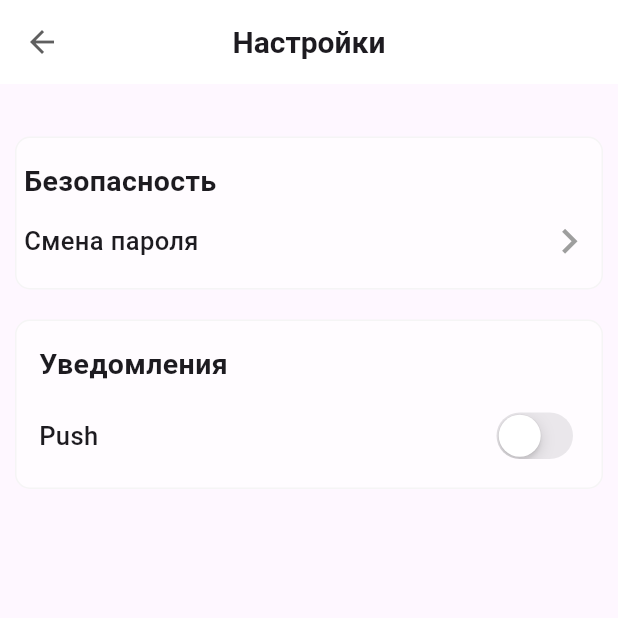
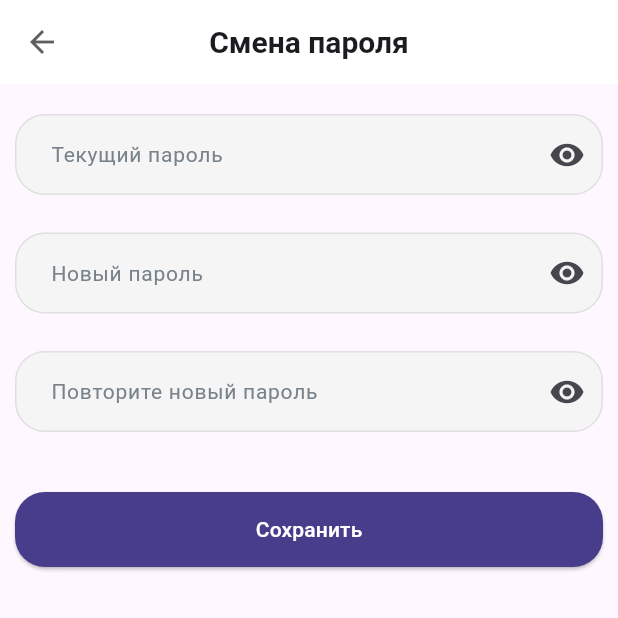
Before and after one commit to eminowam/wellness_mobile, a Flutter app: the SettingsScreen screen opened directly, after a tap on "Безопасность", on a phone screen of 412 x 824 dp, the top half of it. Run offline on Flutter 3.47's test engine with Material 3 defaults, Android fonts, the phone set to English and light mode, and no system bars; our stand-ins replace shared_preferences; missing offline and left inert: flutter_verification_code; accounts and stored records are empty.

Commit message:
changes in customTextField

```diff
--- a/lib/configs/style.dart
+++ b/lib/configs/style.dart
@@ -9,7 +9,7 @@ class AppStyle{
       fontSize: 14, color: Color(0xff78828A), fontWeight: FontWeight.w400);
 
   static const forgotPassword = TextStyle(
-      color: customButtonColor, fontSize: 12, fontWeight: FontWeight.w600);
+      color: bottomColor, fontSize: 12, fontWeight: FontWeight.w600);
 
   static const textAuthStyle = TextStyle(
       fontSize: 12, color: Color(0xff465058), fontWeight: FontWeight.w500);
--- a/lib/pages/main_screen/notification_screen.dart
+++ b/lib/pages/main_screen/notification_screen.dart
@@ -6,7 +6,8 @@ class NotificationScreen extends StatelessWidget {
 
   @override
   Widget build(BuildContext context) {
-    return AppScaffold( title: 'Уведомления',
+    return AppScaffold(
+        title: 'Уведомления',
         icon2: Icons.arrow_back,
         onPressed2: (){
       Navigator.pop(context);
--- /dev/null
+++ b/lib/pages/profile/screens/regret_password.dart
@@ -0,0 +1,96 @@
+import 'package:flutter/material.dart';
+import 'package:wellness_mobile/pages/widgets/app_scaffold/app_scaffold.dart';
+import 'package:wellness_mobile/pages/widgets/utils/custom_button.dart';
+import 'package:wellness_mobile/pages/widgets/utils/custom_textfield.dart';
+
+class RegretPassword extends StatefulWidget {
+  const RegretPassword({super.key});
+
+  @override
+  State<RegretPassword> createState() => _RegretPasswordState();
+}
+
+class _RegretPasswordState extends State<RegretPassword> {
+  bool passanable1 = true;
+  bool passanable2 = true;
+  bool passanable3 = true;
+
+  @override
+  Widget build(BuildContext context) {
+    return AppScaffold(
+      title: 'Смена пароля',
+      icon2: Icons.arrow_back,
+      onPressed2: () {
+        Navigator.pop(context);
+      },
+      child: Padding(
+        padding: EdgeInsets.symmetric(horizontal: 10, vertical: 15),
+        child: Column(
+          children: [
+            CustomTextField(
+              maxLines: 1,
+              obscureText: passanable1,
+              onChanged: (value) {
+                setState(() {
+                  // password = value;
+                });
+              },
+              textInputType: TextInputType.visiblePassword,
+              title: "Текущий пароль",
+              icon: passanable1 ? Icons.visibility : Icons.visibility_off,
+              onPressed: () {
+                setState(() {
+                  passanable1 = !passanable1;
+                });
+              },
+            ),
+            const SizedBox(height: 15),
+            CustomTextField(
+              maxLines: 1,
+              obscureText: passanable2,
+              onChanged: (value) {
+                setState(() {
+                  // password = value;
+                });
+              },
+              textInputType: TextInputType.visiblePassword,
+              title: "Новый пароль",
+              icon: passanable2 ? Icons.visibility : Icons.visibility_off,
+              onPressed: () {
+                setState(() {
+                  passanable2 = !passanable2;
+                });
+              },
+            ),
+            const SizedBox(height: 15),
+            CustomTextField(
+              maxLines: 1,
+              obscureText: passanable3,
+              onChanged: (value) {
+                setState(() {
+                  // password = value;
+                });
+              },
+              textInputType: TextInputType.visiblePassword,
+              title: "Повторите новый пароль",
+              icon: passanable3 ? Icons.visibility : Icons.visibility_off,
+              onPressed: () {
+                setState(() {
+                  passanable3 = !passanable3;
+                });
+              },
+            ),
+            const SizedBox(
+              height: 35,
+            ),
+            CustomButton(
+                title: 'Сохранить',
+                onPressed: () {
+                  Navigator.pop(context);
+                })
+          ],
+        ),
+      ),
+    );
+  }
+}
--- a/lib/pages/profile/screens/settings_screen.dart
+++ b/lib/pages/profile/screens/settings_screen.dart
@@ -1,5 +1,6 @@
 import 'package:flutter/cupertino.dart';
 import 'package:flutter/material.dart';
+import 'package:wellness_mobile/pages/profile/screens/regret_password.dart';
 import 'package:wellness_mobile/pages/widgets/app_scaffold/app_scaffold.dart';
 
 import '../../../configs/color.dart';
@@ -28,7 +29,10 @@ class _SettingsScreenState extends State<SettingsScreen> {
         child: Column(
           children: [
           InkWell(
-          onTap:(){},
+          onTap:(){
+            Navigator.push(context,
+                CupertinoPageRoute(builder: (_)=>const  RegretPassword()));
+          },
           splashColor: Colors.transparent,
           highlightColor: Colors.transparent,
           focusColor: Colors.white70,
--- a/lib/pages/widgets/utils/custom_textfield.dart
+++ b/lib/pages/widgets/utils/custom_textfield.dart
@@ -45,13 +45,13 @@ class CustomTextField extends StatelessWidget {
         decoration: InputDecoration(
           prefixIcon: path,
           filled: true,
-          fillColor:  Colors.white,
+          fillColor:  Colors.grey.shade100,
           contentPadding:
           const EdgeInsets.symmetric(horizontal: 20, vertical: 15),
           hintText: title,
           hintStyle: AppStyle.editAuthStyle,
           enabledBorder: OutlineInputBorder(
-            borderSide: BorderSide.none,
+            borderSide: BorderSide(color:Colors.grey.shade300 ),
             borderRadius: BorderRadius.circular(20),
           ),
           errorBorder: OutlineInputBorder(
```
Also changed, not shown: lib/pages/auth/sign_up.dart (+1 -6 lines).
